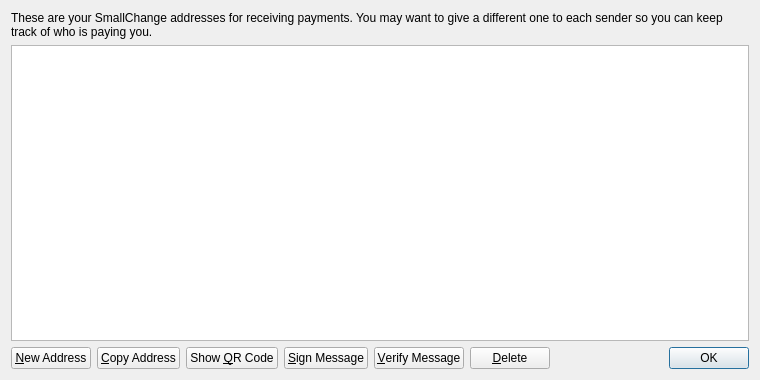
Before: the Qt Designer form src/qt/forms/addressbookpage.ui in piggiecoin/piggiecoin, drawn with Qt 5.
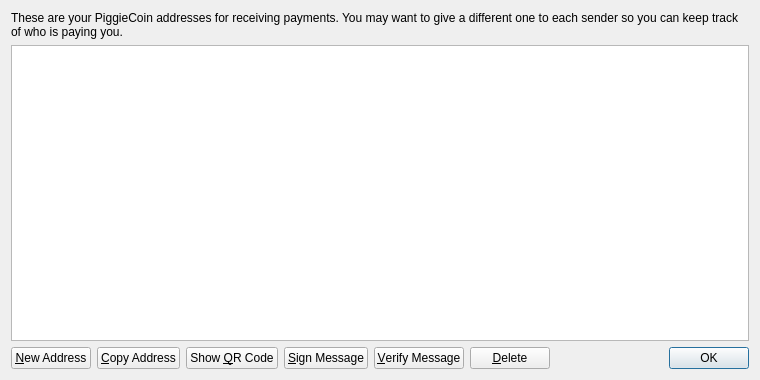
After: the same form once the commit is applied. Icons and pictures are not drawn.

The edit to the form file:
```diff
--- a/src/qt/forms/addressbookpage.ui
+++ b/src/qt/forms/addressbookpage.ui
@@ -17,7 +17,7 @@
    <item>
     <widget class="QLabel" name="labelExplanation">
      <property name="text">
-      <string>These are your SmallChange addresses for receiving payments. You may want to give a different one to each sender so you can keep track of who is paying you.</string>
+      <string>These are your PiggieCoin addresses for receiving payments. You may want to give a different one to each sender so you can keep track of who is paying you.</string>
      </property>
      <property name="textFormat">
       <enum>Qt::PlainText</enum>
```
